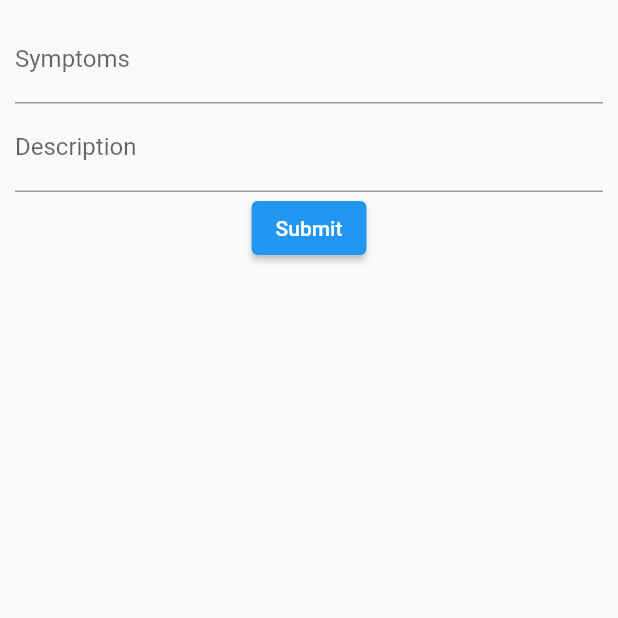
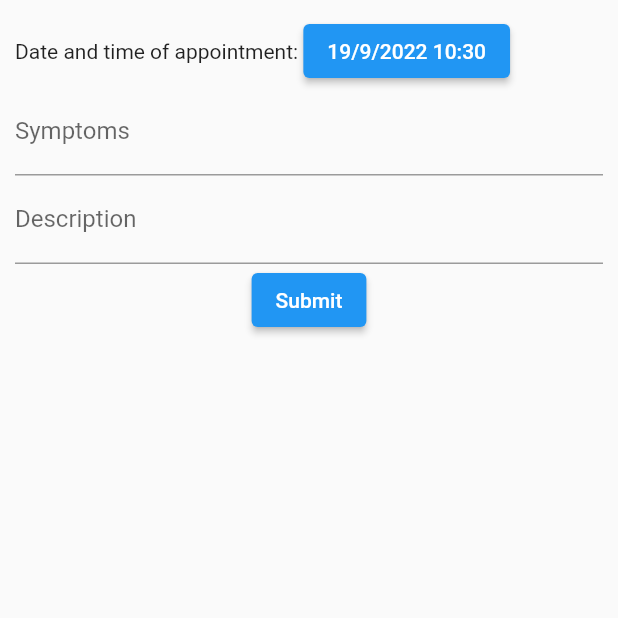
Before and after one commit to AnthonyLimanto/SEPT_Project, a Flutter app: the AppointmentForm screen opened by its route, on a phone screen of 412 x 824 dp, the top half of it. Run offline on Flutter 3.47's test engine with Material 2 defaults, Android fonts, the phone set to English and light mode, and no system bars.

Commit message:
Add date and time picker + refactored field variables

```diff
--- a/shrimpfriedrice/lib/Pages/booking-form.dart
+++ b/shrimpfriedrice/lib/Pages/booking-form.dart
@@ -10,26 +10,74 @@ class AppointmentForm extends StatefulWidget {
 class AppointmentFormState extends State<AppointmentForm> {
   final _formKey = GlobalKey<FormState>();
 
-  /* Contains the form values */
-  final _fields = {
-    "symptoms": "",
-    "description": "",
-  };
+  DateTime dateTimeField = DateTime.now();
+  String symptomsField = "";
+  String descriptionField = "";
 
   void onSubmit() {
     final isValid = _formKey.currentState!.validate();
 
     if (isValid) {
-      print(_fields);
+      // Todo: API request or something
+      return;
     }
   }
+
+  // Date picker function - Opens popup
+  Future<DateTime?> chooseDate() => showDatePicker(
+    context: context,
+    initialDate: dateTimeField,
+    firstDate: DateTime.now(),
+    lastDate: DateTime(dateTimeField.year + 1),
+  );
+
+  // Time picker function - Opens popup
+  Future<TimeOfDay?> chooseTime() => showTimePicker(
+      context: context,
+      initialTime: TimeOfDay.fromDateTime(dateTimeField),
+  );
+
+  String getDateTimeToString() {
+    return "${dateTimeField.day}/${dateTimeField.month}/${dateTimeField.year} "
+        "${dateTimeField.hour.toString().padLeft(2, "0")}:${dateTimeField.minute.toString().padLeft(2, "0")}";
+  }
+
+  // Date picker button
+  Widget buildDateSelector() => ElevatedButton(
+      onPressed: () async {
+        // Open date picker window
+        final date = await chooseDate();
+        if (date == null) {
+          return; // User clicked cancel
+        }
+
+        // Open time picker window
+        final time = await chooseTime();
+        if (time == null) {
+          return;
+        }
+
+        // Construct new dateTime
+        DateTime newDateTime = DateTime(
+          date.year,
+          date.month,
+          date.day,
+          time.hour,
+          time.minute
+        );
+
+        // Update dateTime
+        setState(() => dateTimeField = newDateTime);
+      },
+      child: Text(getDateTimeToString())
+  );
 
   Widget buildSymptoms() => TextFormField(
     decoration: const InputDecoration(
         labelText: "Symptoms"
     ),
     onChanged: (value) {
-      setState(() {_fields["symptoms"] = value;});
+      setState(() {symptomsField = value;});
     },
     validator: (value) {
       if (value == null || value.isEmpty) {
@@ -44,7 +92,7 @@ class AppointmentFormState extends State<AppointmentForm> {
       labelText: "Description"
     ),
     onChanged: (value) {
-      setState(() {_fields["description"] = value;});
+      setState(() {descriptionField = value;});
     },
     validator: (value) {
       if (value == null || value.isEmpty) {
@@ -68,7 +116,13 @@ class AppointmentFormState extends State<AppointmentForm> {
           key: _formKey,
           child: Column(
             children: <Widget>[
-              // Todo: Add a date selector
+              // Date and time selector
+              Row(
+                children: <Widget>[
+                  const Text("Date and time of appointment: "),
+                  buildDateSelector(),
+                ],
+              ),
 
               // Symptoms field
               buildSymptoms(),
```
